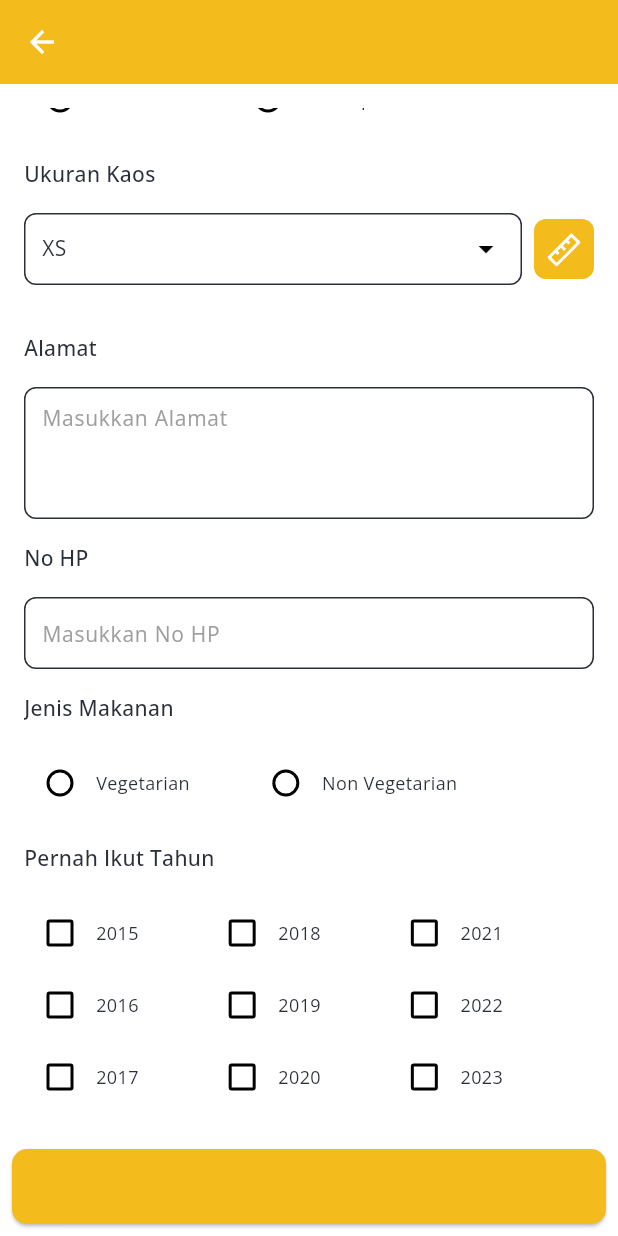
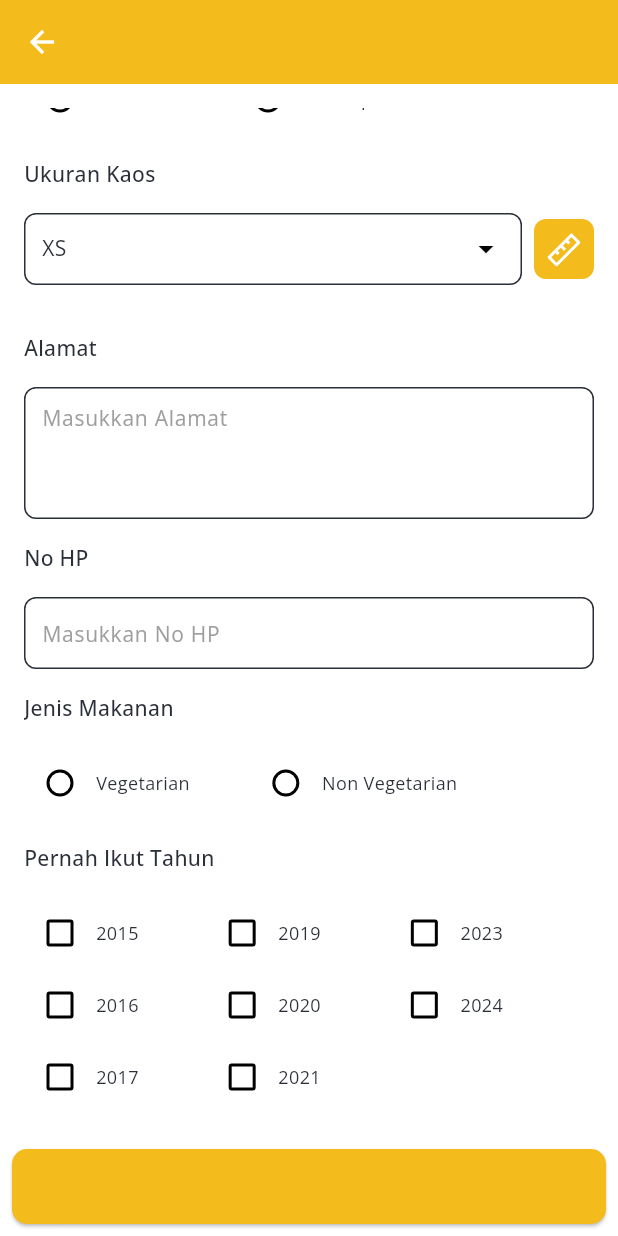
Before and after one commit to adiwirya/asalhapuja, a Flutter app: the FormScreen screen opened by its route, scrolled down 630 dp, on a phone screen of 412 x 824 dp. Run offline on Flutter 3.47's test engine with Material 3 defaults, Android fonts, the phone set to English and light mode, and no system bars; drawn by our look-alikes of dropdown_search; our stand-ins replace connectivity_plus, dio, flutter_svg, get, get_storage, image_picker and 6 more; accounts and stored records are empty; generated files the repository leaves out were written again.

Commit message:
refactor checkbox values and labels in form screen; improve readability and maintainability

```diff
--- a/lib/presentation/pages/form/controllers/form_controller.dart
+++ b/lib/presentation/pages/form/controllers/form_controller.dart
@@ -39,7 +39,18 @@ class FormController extends GetxController {
   RxString imagePath = ''.obs;
   RxList<Region> listRegion = <Region>[].obs;
   RxList<bool> isChecked =
-      [false, false, false, false, false, false, false, false, false].obs;
+      [
+        false,
+        false,
+        false,
+        false,
+        false,
+        false,
+        false,
+        false,
+        false,
+        false,
+      ].obs;
   final client = Server(Dio(BaseOptions(contentType: 'application/json')));
   List<String> listSize = ['XS', 'SS', 'S', 'M', 'L', 'XL', 'XXL', 'XXXL'];
   List<String> listBaju = ['XS', 'SS', 'S', 'M', 'L', 'XL', 'XXL', 'XXXL'];
--- a/lib/presentation/pages/form/form_screen.dart
+++ b/lib/presentation/pages/form/form_screen.dart
@@ -426,19 +426,19 @@ class Check extends StatelessWidget {
               value: values[3],
               checkColor: Colors.white,
               onChanged: (value) {
-                onChanged(value, 3); //selected value
+                onChanged(value, 4); //selected value
               },
             ),
-            const Text('2018'),
+            const Text('2019'),
             const SizedBox(width: 45),
             Checkbox(
               value: values[6],
               checkColor: Colors.white,
               onChanged: (value) {
-                onChanged(value, 6); //selected value
+                onChanged(value, 8); //selected value
               },
             ),
-            const Text('2021'),
+            const Text('2023'),
           ],
         ),
         Row(
@@ -456,19 +456,19 @@ class Check extends StatelessWidget {
               value: values[4],
               checkColor: Colors.white,
               onChanged: (value) {
-                onChanged(value, 4); //selected value
+                onChanged(value, 5); //selected value
               },
             ),
-            const Text('2019'),
+            const Text('2020'),
             const SizedBox(width: 45),
             Checkbox(
               value: values[7],
               checkColor: Colors.white,
               onChanged: (value) {
-                onChanged(value, 7); //selected value
+                onChanged(value, 9); //selected value
               },
             ),
-            const Text('2022'),
+            const Text('2024'),
           ],
         ),
         Row(
@@ -486,19 +486,49 @@ class Check extends StatelessWidget {
               value: values[5],
               checkColor: Colors.white,
               onChanged: (value) {
-                onChanged(value, 5); //selected value
+                onChanged(value, 6); //selected value
               },
             ),
-            const Text('2020'),
+            const Text('2021'),
+            const SizedBox(width: 45),
+            // Checkbox(
+            //   value: values[8],
+            //   checkColor: Colors.white,
+            //   onChanged: (value) {
+            //     onChanged(value, 8); //selected value
+            //   },
+            // ),
+            // const Text('2025'),
+          ],
+        ),
+        Row(
+          children: [
+            Checkbox(
+              value: values[3],
+              checkColor: Colors.white,
+              onChanged: (value) {
+                onChanged(value, 3); //selected value
+              },
+            ),
+            const Text('2018'),
             const SizedBox(width: 45),
             Checkbox(
-              value: values[8],
+              value: values[9],
               checkColor: Colors.white,
               onChanged: (value) {
-                onChanged(value, 8); //selected value
+                onChanged(value, 7); //selected value
               },
             ),
-            const Text('2023'),
+            const Text('2022'),
+            const SizedBox(width: 45),
+            // Checkbox(
+            //   value: values[8],
+            //   checkColor: Colors.white,
+            //   onChanged: (value) {
+            //     onChanged(value, 8); //selected value
+            //   },
+            // ),
+            // const Text('2026'),
           ],
         ),
       ],
```
Also changed, not shown: 1 other file.
